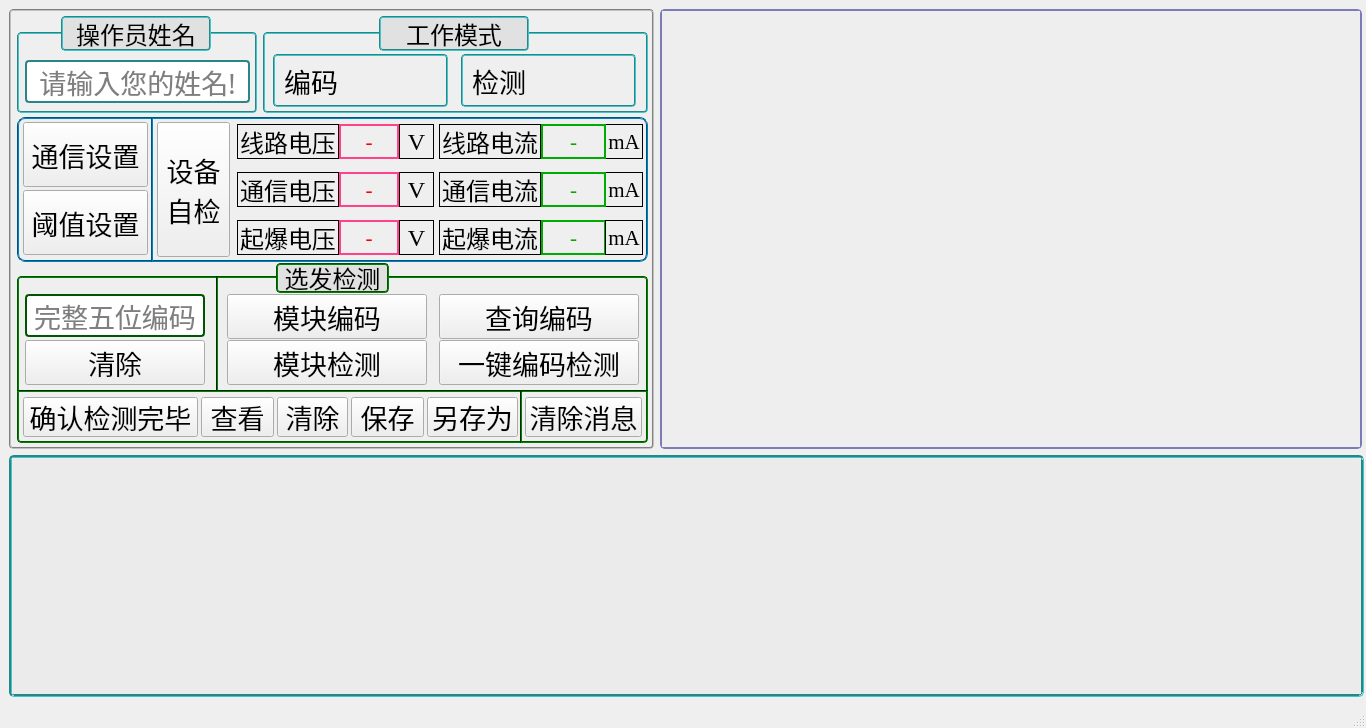
Before: the Qt Designer form Detector.ui in LeeGingko/Terminal, drawn with Qt 5.
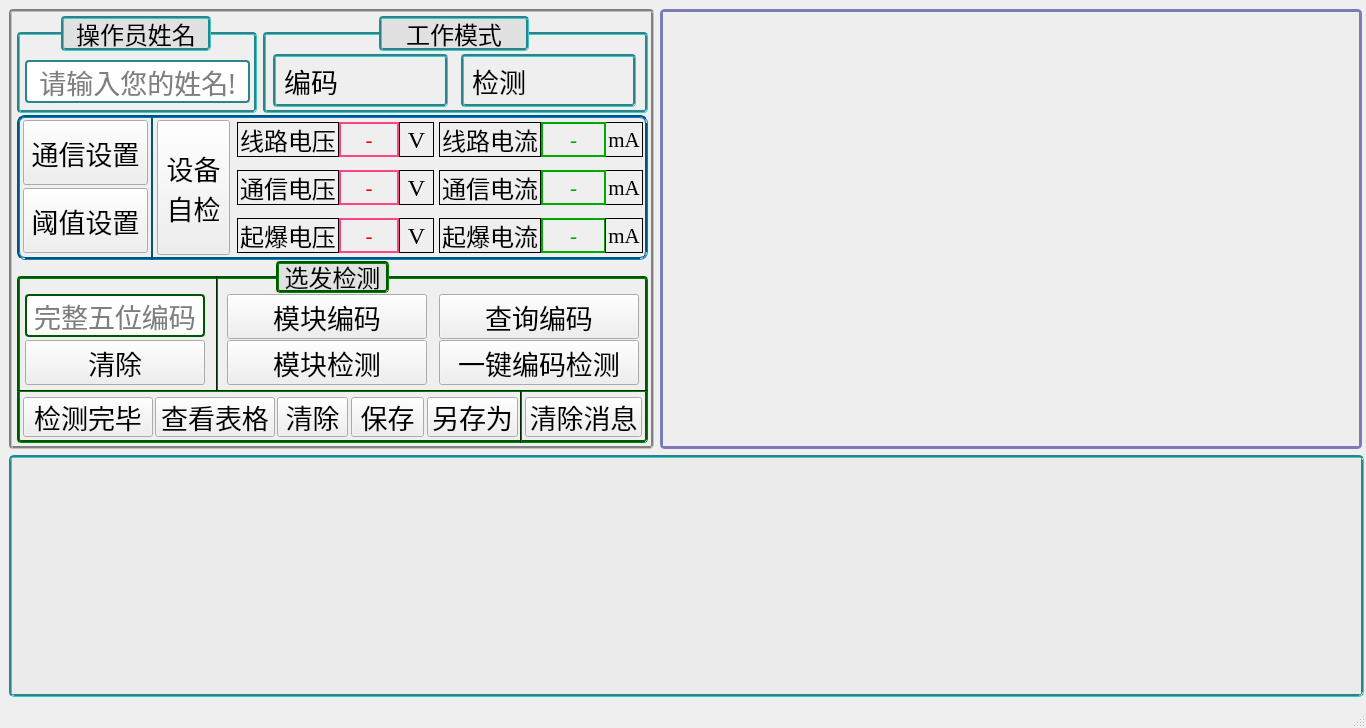
After: the same form once the commit is applied.

Commit message: 1、解决Excel重复出现检测结果的问题 2、手动修改了Excel，在updateRowDataByUID中检测编码时返回值会变成数字，导致无法和dataList[6]中的字符编码比较 3、2中所述问题也会导致重复结果出现，所以获取返回值转为字符类型即可

The edit to the form file:
```diff
--- a/Detector.ui
+++ b/Detector.ui
@@ -69,7 +69,7 @@
        <string notr="true">QGroupBox{
 	border-color: rgb(166, 166, 166);
 	border-radius: 4px;
-    border:1.5px groove gray;
+    border:2.5px groove gray;
 }</string>
       </property>
       <property name="title">
@@ -537,7 +537,7 @@
        <property name="styleSheet">
         <string notr="true">QGroupBox{
 	border-radius: 4px;
-    border:1.5px groove gray;
+    border:2.5px groove gray;
 	border-color: rgb(41, 133, 135);
 }</string>
        </property>
@@ -1066,7 +1066,7 @@
        <property name="styleSheet">
         <string notr="true">QGroupBox{
 	border-radius: 4px;
-    border:1.5px groove gray;
+    border:2.5px groove gray;
 	border-color: rgb(41, 133, 135);
 }</string>
        </property>
@@ -1206,7 +1206,7 @@
         <property name="styleSheet">
          <string notr="true">QLabel{
 	border-radius: 4px;
-    border:1.5px groove gray;
+    border:2.5px groove gray;
 	border-color: rgb(41, 133, 135);
 }</string>
         </property>
@@ -1246,7 +1246,7 @@
         <property name="styleSheet">
          <string notr="true">QLabel{
 	border-radius: 4px;
-    border:1.5px groove gray;
+    border:2.5px groove gray;
 	border-color: rgb(41, 133, 135);
 }</string>
         </property>
@@ -1271,7 +1271,7 @@
        <property name="geometry">
         <rect>
          <x>8</x>
-         <y>108</y>
+         <y>106</y>
          <width>631</width>
          <height>145</height>
         </rect>
@@ -1279,7 +1279,7 @@
        <property name="styleSheet">
         <string notr="true">QFrame{
 	border-radius: 8px;
-    border:2px groove gray;
+    border:2.5px groove gray;
 	border-color: rgb(0, 85, 127);
 }</string>
        </property>
@@ -2245,7 +2245,7 @@
        <property name="styleSheet">
         <string notr="true">QGroupBox{
 	border-radius: 4px;
-    border:1.5px groove gray;
+    border:2.5px groove gray;
 	border-color: rgb(0, 85, 0);
 }</string>
        </property>
@@ -2986,6 +2986,9 @@
           </disabled>
          </palette>
         </property>
+        <property name="lineWidth">
+         <number>1</number>
+        </property>
         <property name="orientation">
          <enum>Qt::Vertical</enum>
         </property>
@@ -3441,6 +3444,9 @@
           </disabled>
          </palette>
         </property>
+        <property name="lineWidth">
+         <number>1</number>
+        </property>
         <property name="orientation">
          <enum>Qt::Horizontal</enum>
         </property>
@@ -3986,6 +3992,9 @@
           </disabled>
          </palette>
         </property>
+        <property name="lineWidth">
+         <number>1</number>
+        </property>
         <property name="orientation">
          <enum>Qt::Vertical</enum>
         </property>
@@ -3995,7 +4004,7 @@
          <rect>
           <x>6</x>
           <y>121</y>
-          <width>175</width>
+          <width>130</width>
           <height>40</height>
          </rect>
         </property>
@@ -4020,7 +4029,7 @@
 }</string>
         </property>
         <property name="text">
-         <string>确认检测完毕</string>
+         <string>检测完毕</string>
         </property>
         <property name="iconSize">
          <size>
@@ -4131,9 +4140,9 @@
        <widget class="QPushButton" name="pushBtn_showResults">
         <property name="geometry">
          <rect>
-          <x>184</x>
+          <x>138</x>
           <y>121</y>
-          <width>73</width>
+          <width>120</width>
           <height>40</height>
          </rect>
         </property>
@@ -4158,7 +4167,7 @@
 }</string>
         </property>
         <property name="text">
-         <string>查看</string>
+         <string>查看表格</string>
         </property>
         <property name="shortcut">
          <string>Ctrl+0</string>
@@ -4175,9 +4184,9 @@
        <property name="geometry">
         <rect>
          <x>267</x>
-         <y>254</y>
+         <y>252</y>
          <width>113</width>
-         <height>30</height>
+         <height>32</height>
         </rect>
        </property>
        <property name="sizePolicy">
@@ -4198,7 +4207,7 @@
         <string notr="true">QLabel{
 	background-color: rgb(225, 225, 225);
 	border-radius: 4px;
-    border:1.5px groove gray;
+    border:2.5px groove gray;
 	border-color: rgb(0, 85, 0);
 }</string>
        </property>
@@ -4239,7 +4248,7 @@
         <string notr="true">QLabel{
 	background-color: rgb(225, 225, 225);
 	border-radius: 4px;
-    border:1.5px groove gray;
+    border:3px groove gray;
 	border-color: rgb(41, 133, 135);
 }</string>
        </property>
@@ -4280,7 +4289,7 @@
         <string notr="true">QLabel{
 	background-color: rgb(225, 225, 225);
 	border-radius: 4px;
-    border:1.5px groove gray;
+    border:3px groove gray;
 	border-color: rgb(41, 133, 135);
 }</string>
        </property>
@@ -4564,7 +4573,7 @@
       <property name="styleSheet">
        <string notr="true">QTextBrowser {
 	border-radius: 5px;
-	border:2px solid rgb(123, 123, 184);
+	border:2.5px solid rgb(123, 123, 184);
 	font: 16pt &quot;Cascadia Mono PL SemiLight&quot;;
 }</string>
       </property>
```
Left out of the diff: 13 changed lines with no effect on the pictures. The commit also changes 58 other files.
